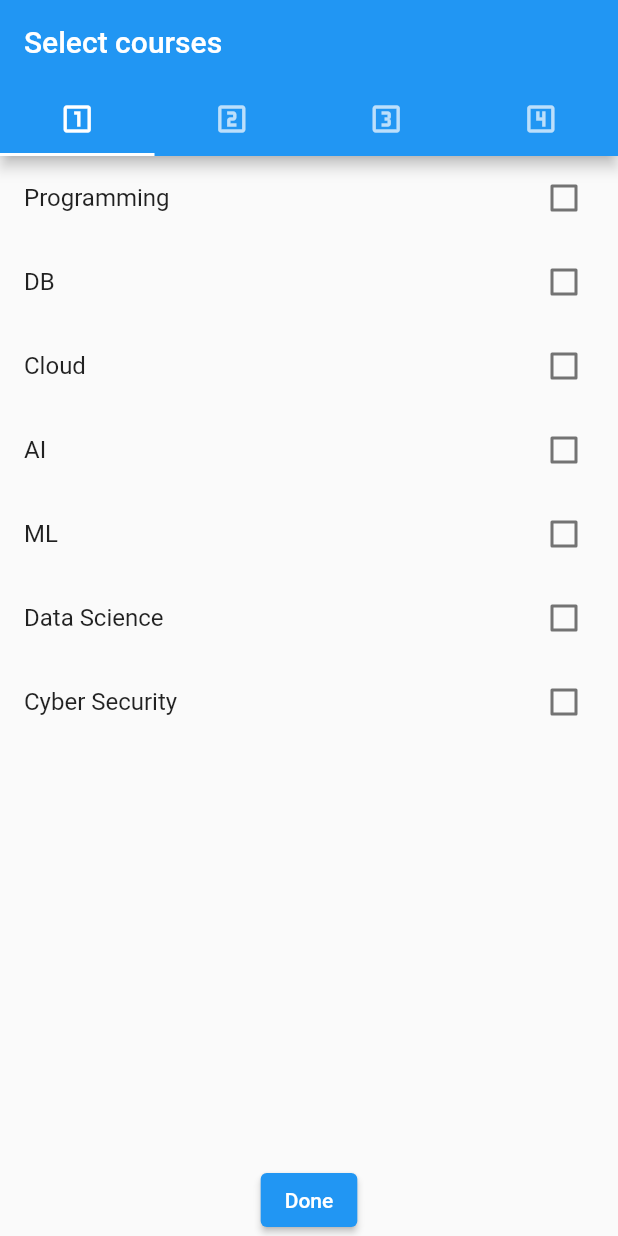
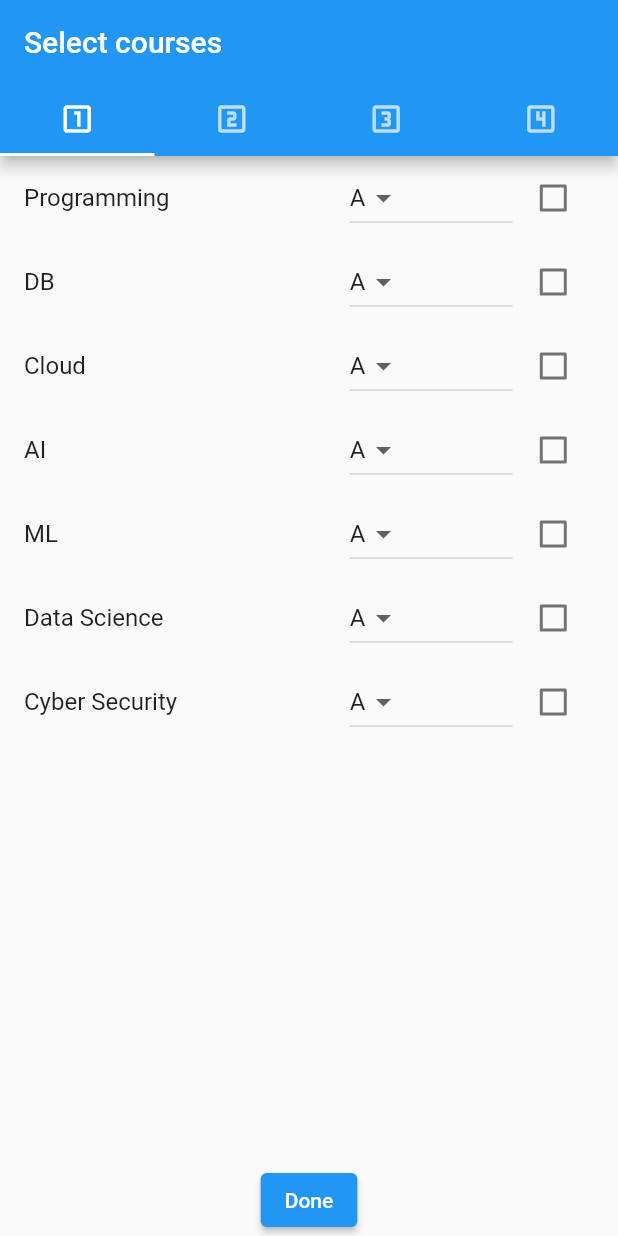
Before and after one commit to pasinduPrabhath/gpacalculator, a Flutter app: the screen it shows after launch, after a tap on the "add" icon, on a phone screen of 412 x 824 dp. Run offline on Flutter 3.47's test engine with Material 2 defaults, Android fonts, the light colour scheme and no system bars.

Commit message:
added customeWidget for dropdowns and checkboxes

```diff
--- /dev/null
+++ b/lib/CustomCheckBoxDropdownTile.dart
@@ -0,0 +1,75 @@
+// ignore: file_names
+import 'package:flutter/material.dart';
+
+class CustomCheckboxDropdownTile extends StatefulWidget {
+  final String title;
+  final bool value;
+  final Function(bool?) onChanged;
+  final List<String> options;
+
+  const CustomCheckboxDropdownTile({
+    super.key,
+    required this.title,
+    required this.value,
+    required this.onChanged,
+    required this.options,
+  });
+
+  @override
+  // ignore: library_private_types_in_public_api
+  _CustomCheckboxDropdownTileState createState() =>
+      _CustomCheckboxDropdownTileState();
+}
+
+class _CustomCheckboxDropdownTileState
+    extends State<CustomCheckboxDropdownTile> {
+  late String _selectedOption;
+
+  @override
+  void initState() {
+    super.initState();
+    _selectedOption = widget.options[0];
+  }
+
+  @override
+  Widget build(BuildContext context) {
+    return ListTile(
+      title: Row(
+        children: [
+          Expanded(
+            flex: 4,
+            child: Text(
+              widget.title,
+            ),
+          ),
+
+          Expanded(
+            flex: 2,
+            child: DropdownButton(
+              value: _selectedOption,
+              onChanged: (String? value) {
+                setState(() {
+                  _selectedOption = value!;
+                });
+              },
+              items: widget.options
+                  .map((option) => DropdownMenuItem(
+                        value: option,
+                        child: Text(option),
+                      ))
+                  .toList(),
+            ),
+          ),
+          // SizedBox(width: 16),
+          Expanded(
+            flex: 1,
+            child: Checkbox(
+              value: widget.value,
+              onChanged: widget.onChanged,
+            ),
+          ),
+        ],
+      ),
+    );
+  }
+}
--- a/lib/main.dart
+++ b/lib/main.dart
@@ -33,31 +33,28 @@ class _MyHomePageState extends State<MyHomePage> {
   // ignore: non_constant_identifier_names
   var GPAValue = 0.0;
   final dropdownValue = <String, String>{};
+  String selectedGradeLetter = 'A';
 
   Map<String, double> finalSelectedCourseData = <String, double>{};
 
   List<String> grades = <String>['A', 'B', 'C', 'D', 'F'];
   double gradingLetterValue = 0.0;
-  Map<String, double> gradeValue = <String, double>{
-    'A': 4.0,
-    'B': 3.0,
-    'C': 2.0,
-    'D': 1.0,
-    'F': 0.0
-  };
 
-  // double _calculateGPA(double courseWeight, double gradingLetterValue) {
-  //   double totalCredits = 0;
-  //   double totalGPA = 0;
-  //   for (int i = 0; i < nameOfCourses.length; i++) {
-  //     if (checkBoxValue[i] != 0) {
-  //       totalCredits += courseWeight;
-  //       totalGPA += (courseWeight * gradingLetterValue);
-  //       print(totalCredits);
-  //     }
-  //   }
-  //   return totalGPA / totalCredits;
-  // }
+  double _calculateGPA(Map<String, double> selectedCourseData) {
+    double totalCredits = 0;
+    double totalGPA = 0;
+    double weightedGradePoints = 0;
+    for (int i = 0; i < finalSelectedCourseData.length; i++) {
+      if (finalSelectedCourseData.keys.elementAt(i) != '') {
+        totalCredits += finalSelectedCourseData.values.elementAt(i);
+        // weightedGradePoints += finalSelectedCourseData.values.elementAt(i) * gradeValue[grades[i]];
+        // totalGPA += (courseWeight * gradingLetterValue);
+        print(totalCredits);
+      }
+      GPAValue = totalCredits;
+    }
+    return totalCredits;
+  }
 
   Future<void> _getValue() async {
     final result = await Navigator.push(
@@ -74,6 +71,7 @@ class _MyHomePageState extends State<MyHomePage> {
           if (!finalSelectedCourseData
               .containsKey(selectedCourseData.keys.elementAt(i))) {
             finalSelectedCourseData.addAll(selectedCourseData);
+            _calculateGPA(finalSelectedCourseData);
             // dropdownValue[checked[i]];
             // GPAValue = courseWeight.reduce((a, b) => a + b);
           }
@@ -119,9 +117,10 @@ class _MyHomePageState extends State<MyHomePage> {
                   key: Key(finalSelectedCourseData.keys.elementAt(index)),
                   onDismissed: (direction) {
                     setState(() {
+                      GPAValue = GPAValue -
+                          finalSelectedCourseData.values.elementAt(index);
                       finalSelectedCourseData.remove(
                           finalSelectedCourseData.keys.elementAt(index));
-                      // GPAValue = GPAValue - temp;
                     });
                   },
                   background: Container(
@@ -133,8 +132,38 @@ class _MyHomePageState extends State<MyHomePage> {
                   child: Card(
                     child: ListTile(
                       title: Center(
-                          child: Text(
-                              finalSelectedCourseData.keys.elementAt(index))),
+                        child: Text(
+                          finalSelectedCourseData.keys.elementAt(index),
+                        ),
+                      ),
+                      // trailing: DropdownButton<String>(
+                      //   value: selectedGradeLetter,
+                      //   onChanged: (String? newValue) {
+                      //     if (newValue != null) {
+                      //       setState(() {
+                      //         // var temp = index;
+                      //         // double result =
+                      //         //     (courseWeight[index] * gradeValue[newValue]!) /
+                      //         //         courseWeight.length;
+                      //         // dropdownValue[nameOfCourses[index]] = newValue;
+                      //         selectedGradeLetter = newValue;
+                      //         gradingLetterValue = gradeValue[
+                      //             newValue]!; //here we update the gpa according to the letter value
+                      //         // GPAValue += gradingLetterValue;
+                      //         // GPAValue = result;
+                      //         print(gradingLetterValue);
+                      //       });
+                      //     }
+                      //   },
+                      //   items: //here we pass the Grade value array
+                      //       grades
+                      //           .map<DropdownMenuItem<String>>((String value) {
+                      //     return DropdownMenuItem<String>(
+                      //       value: value,
+                      //       child: Text(value),
+                      //     );
+                      //   }).toList(),
+                      // ),
                     ),
                   ),
                 ),
--- a/lib/myDialog.dart
+++ b/lib/myDialog.dart
@@ -1,4 +1,6 @@
+// ignore: file_names
 import 'package:flutter/material.dart';
+import './CustomCheckBoxDropdownTile.dart';
 
 class GPAData {
   final String courseName;
@@ -12,6 +14,17 @@ class GPAData {
   });
 }
 
+List<GPAData> courseData = [
+  //use to pass selected course weight to main.dart
+  GPAData(courseName: 'Programming', weight: 3, selected: false),
+  GPAData(courseName: 'DB', weight: 3, selected: false),
+  GPAData(courseName: 'Cloud', weight: 3, selected: false),
+  GPAData(courseName: 'AI', weight: 3, selected: false),
+  GPAData(courseName: 'ML', weight: 2, selected: false),
+  GPAData(courseName: 'Data Science', weight: 2, selected: false),
+  GPAData(courseName: 'Cyber Security', weight: 2, selected: false),
+];
+
 class MyDialog extends StatefulWidget {
   const MyDialog({super.key, required String title});
 
@@ -21,20 +34,14 @@ class MyDialog extends StatefulWidget {
 }
 
 class _MyDialogState extends State<MyDialog> {
-  List<GPAData> courseData = [
-    //use to pass selected course weight to main.dart
-    GPAData(courseName: 'Programming', weight: 3, selected: false),
-    GPAData(courseName: 'DB', weight: 3, selected: false),
-    GPAData(courseName: 'Cloud', weight: 3, selected: false),
-    GPAData(courseName: 'AI', weight: 3, selected: false),
-    GPAData(courseName: 'ML', weight: 2, selected: false),
-    GPAData(courseName: 'Data Science', weight: 2, selected: false),
-    GPAData(courseName: 'Cyber Security', weight: 2, selected: false),
-  ];
-  // List<String> checkedItems = [];
-  // List<double> checkedItemsValues = [];
-
   Map<String, double> selectedCourseData = <String, double>{};
+  Map<String, double> gradeValue = <String, double>{
+    'A': 4.0,
+    'B': 3.0,
+    'C': 2.0,
+    'D': 1.0,
+    'F': 0.0
+  };
 
   @override
   Widget build(BuildContext context) {
@@ -73,26 +80,21 @@ class _MyDialogState extends State<MyDialog> {
           child: ListView.builder(
             itemCount: courseData.length,
             itemBuilder: (context, index) {
-              return CheckboxListTile(
-                title: Text(courseData[index].courseName),
+              return CustomCheckboxDropdownTile(
+                title: courseData[index].courseName,
                 value: courseData[index].selected,
                 onChanged: (value) {
                   setState(() {
                     courseData[index].selected = value!;
                     if (value) {
-                      // checkedItems.add(courseData[index].courseName);
-                      // checkedItemsValues
-                      //     .add(courseData[index].weight.toDouble());
                       selectedCourseData[courseData[index].courseName] =
                           courseData[index].weight.toDouble();
                     } else {
-                      // checkedItems.remove(courseData[index].courseName);
-                      // checkedItemsValues
-                      //     .remove(courseData[index].weight.toDouble());
                       selectedCourseData.remove(courseData[index].courseName);
                     }
                   });
                 },
+                options: gradeValue.keys.toList(),
               );
             },
           ),
@@ -107,34 +109,3 @@ class _MyDialogState extends State<MyDialog> {
     );
   }
 }
-
-// trailing: DropdownButton<String>(
-//                         value: dropdownValue[nameOfCourses[index]],
-//                         onChanged: (String? newValue) {
-//                           if (newValue != null) {
-//                             setState(() {
-//                               var temp = index;
-//                               // double result =
-//                               //     (courseWeight[index] * gradeValue[newValue]!) /
-//                               //         courseWeight.length;
-//                               dropdownValue[nameOfCourses[index]] = newValue;
-//                               gradingLetterValue = gradeValue[
-//                                   newValue]!; //here we update the gpa according to the letter value
-//                               // GPAValue += gradingLetterValue;
-//                               // GPAValue = result;
-//                             });
-//                           }
-//                         },
-//                         items: //here we pass the Grade value array
-//                             grades
-//                                 .map<DropdownMenuItem<String>>((String value) {
-//                           return DropdownMenuItem<String>(
-//                             value: value,
-//                             child: Text(value),
-//                           );
-//                         }).toList(),
-//                       ),
-//  {
-//               'items': checkedItems,
-//               'values': checkedItemsValues,
-//             }
```
